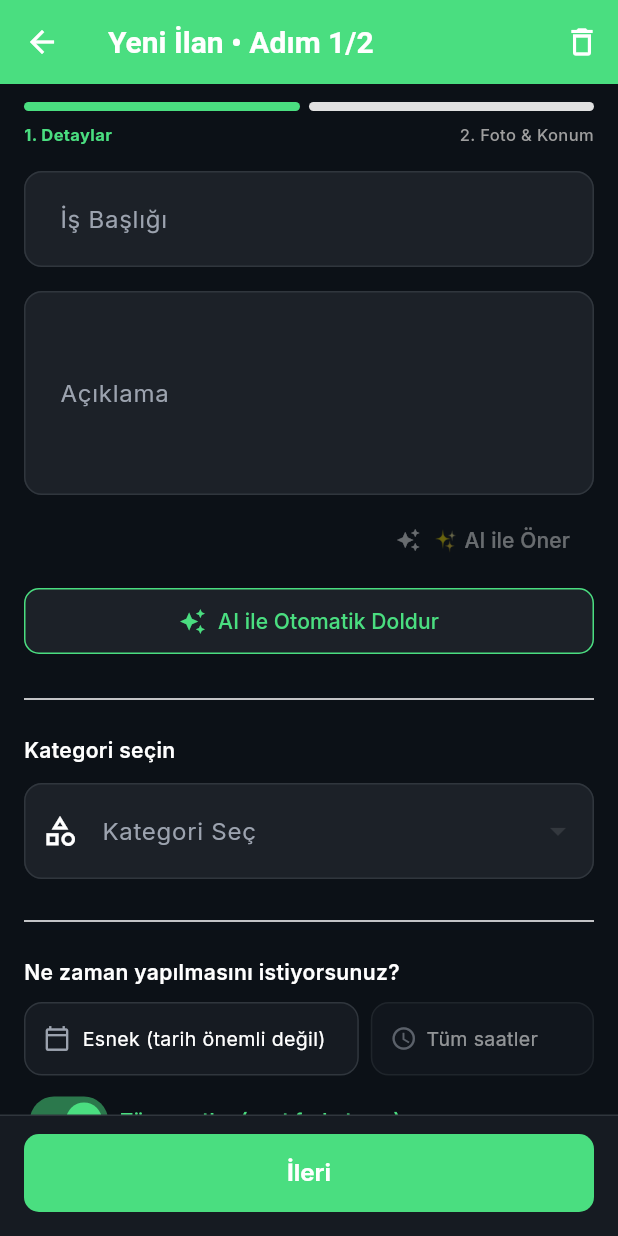
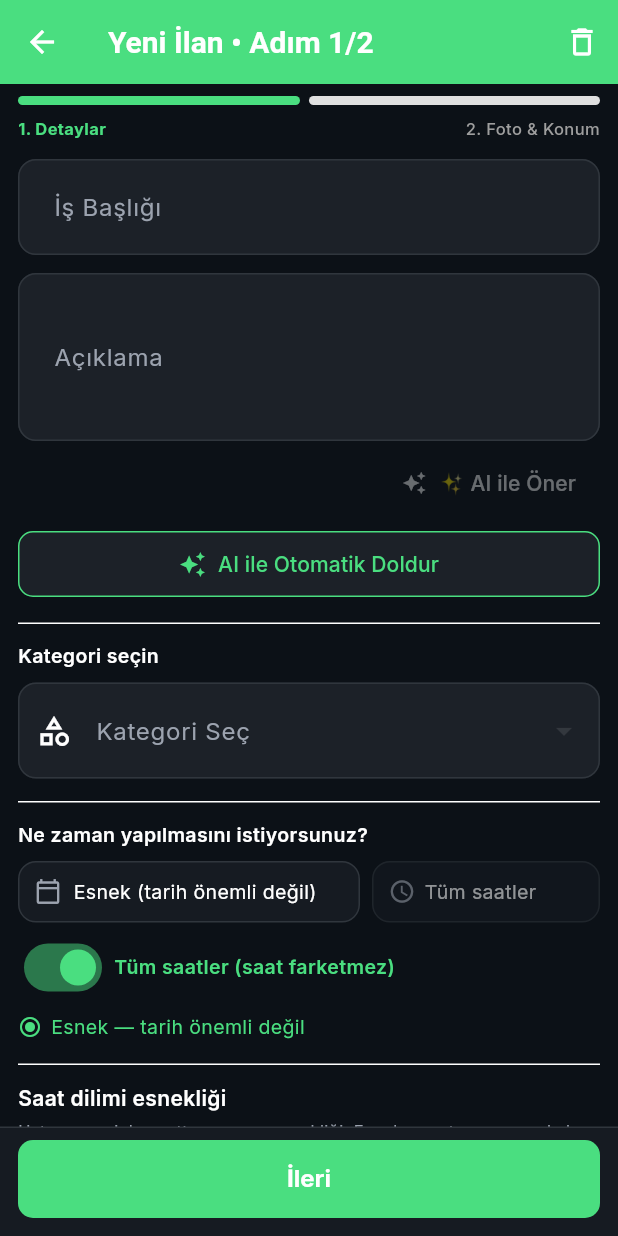
Before and after one commit to omeracet-ai/yapgitsinv2, a Flutter app: the PostJobScreen screen opened by its route, on a phone screen of 412 x 824 dp. Run offline on Flutter 3.47's test engine with Material 3 defaults, Android fonts, the phone set to English and light mode, and no system bars; our stand-ins replace cached_network_image, chewie, dio, equatable, file_picker, firebase_auth and 25 more; missing offline and left inert: mobile_scanner, record; accounts and stored records are empty; network calls fail.

Commit message:
style(phase-286): compact ilan-ver wizard by ~25%
- PostJobStep1 + PostJobStep2 scroll padding 16/8/16/24 → 12/6/12/18
- JobWizardProgress padding 16/12/16/8 → 12/8/12/6
- _buildStep1Body block gaps 20/divider/16 → 15/divider/12, font 14→13,
  header gap 12→8
- _buildTitleDescSection: title→desc gap 16→12, maxLines 4→3, AI button
  gap 6→4
- _buildStep2Body: section gap 20/16 → 15/12, font 14→13, helper 11→10,
  intra-section gap 10→8, location header gap 4→3
- DueDate section: header font 14→13, top gap 10→8, date/time row
  pickers padding 12/14 → 10/10
- Sticky controls: outer padding 16/12/16/16 → 12/8/12/12, button
  vertical padding 14→11

No content removed; only spacing/font compression. Net ≈25% vertical
density gain per step.

Co-Authored-By: Claude Opus 4.7 <noreply@anthropic.com>

```diff
--- a/hizmet_app/lib/features/jobs/presentation/screens/post_job_screen.dart
+++ b/hizmet_app/lib/features/jobs/presentation/screens/post_job_screen.dart
@@ -459,7 +459,7 @@ class _PostJobScreenState extends ConsumerState<PostJobScreen> {
   Widget _buildStickyControls() {
     final isLastStep = _currentStep == 1;
     return Container(
-      padding: const EdgeInsets.fromLTRB(16, 12, 16, 16),
+      padding: const EdgeInsets.fromLTRB(12, 8, 12, 12),
       decoration: BoxDecoration(
         color: AppColors.surface,
         border: Border(top: BorderSide(color: AppColors.border)),
@@ -478,7 +478,7 @@ class _PostJobScreenState extends ConsumerState<PostJobScreen> {
                   style: OutlinedButton.styleFrom(
                     foregroundColor: AppColors.primary,
                     side: const BorderSide(color: AppColors.primary),
-                    padding: const EdgeInsets.symmetric(vertical: 14),
+                    padding: const EdgeInsets.symmetric(vertical: 11),
                     shape: RoundedRectangleBorder(
                         borderRadius: BorderRadius.circular(10)),
                   ),
@@ -493,7 +493,7 @@ class _PostJobScreenState extends ConsumerState<PostJobScreen> {
                 style: ElevatedButton.styleFrom(
                   backgroundColor: AppColors.primary,
                   foregroundColor: Colors.white,
-                  padding: const EdgeInsets.symmetric(vertical: 14),
+                  padding: const EdgeInsets.symmetric(vertical: 11),
                   shape: RoundedRectangleBorder(
                       borderRadius: BorderRadius.circular(10)),
                 ),
@@ -608,31 +608,32 @@ class _PostJobScreenState extends ConsumerState<PostJobScreen> {
   Widget _buildStep1Body() {
     // Phase 284 — Adım 1: Başlık + Açıklama + Kategori + Tarih + Zaman + Bütçe.
     // Adım 2'de yalnızca Foto/Video + Konum kalır.
+    // Phase 286 — dikey ekran kullanımı ~%25 sıkıştırıldı (15/12 düzeni 20/16'nın yerine).
     return Column(
       crossAxisAlignment: CrossAxisAlignment.stretch,
       children: [
         _buildTitleDescSection(),
-        const SizedBox(height: 20),
-        const Divider(),
-        const SizedBox(height: 16),
+        const SizedBox(height: 15),
+        const Divider(height: 1),
+        const SizedBox(height: 12),
         Text(AppLocalizations.of(context).postJobCategorySelect,
             style: TextStyle(
-                fontSize: 14,
+                fontSize: 13,
                 fontWeight: FontWeight.w600,
                 color: AppColors.textPrimary)),
+        const SizedBox(height: 8),
+        _buildCategoryGrid(),
+        const SizedBox(height: 15),
+        const Divider(height: 1),
         const SizedBox(height: 12),
-        _buildCategoryGrid(),
-        const SizedBox(height: 20),
-        const Divider(),
-        const SizedBox(height: 16),
         _buildDueDateSection(),
-        const SizedBox(height: 20),
-        const Divider(),
-        const SizedBox(height: 16),
+        const SizedBox(height: 15),
+        const Divider(height: 1),
+        const SizedBox(height: 12),
         _buildScheduleFlexSection(),
-        const SizedBox(height: 20),
-        const Divider(),
-        const SizedBox(height: 16),
+        const SizedBox(height: 15),
+        const Divider(height: 1),
+        const SizedBox(height: 12),
         _buildBudgetSection(),
       ],
     );
@@ -764,9 +765,9 @@ class _PostJobScreenState extends ConsumerState<PostJobScreen> {
       crossAxisAlignment: CrossAxisAlignment.start,
       children: [
         Text('Ne zaman yapılmasını istiyorsunuz?',
-            style: TextStyle(fontSize: 14, fontWeight: FontWeight.w600,
+            style: TextStyle(fontSize: 13, fontWeight: FontWeight.w600,
                 color: AppColors.textPrimary)),
-        const SizedBox(height: 10),
+        const SizedBox(height: 8),
         Row(
           crossAxisAlignment: CrossAxisAlignment.start,
           children: [
@@ -776,7 +777,7 @@ class _PostJobScreenState extends ConsumerState<PostJobScreen> {
               child: GestureDetector(
                 onTap: _pickDueDate,
                 child: Container(
-                  padding: const EdgeInsets.symmetric(horizontal: 12, vertical: 14),
+                  padding: const EdgeInsets.symmetric(horizontal: 10, vertical: 10),
                   decoration: BoxDecoration(
                     color: _dueDate != null ? AppColors.primaryLight : AppColors.surface,
                     border: Border.all(
@@ -819,7 +820,7 @@ class _PostJobScreenState extends ConsumerState<PostJobScreen> {
                 child: Opacity(
                   opacity: _anyTime ? 0.55 : 1,
                   child: Container(
-                    padding: const EdgeInsets.symmetric(horizontal: 12, vertical: 14),
+                    padding: const EdgeInsets.symmetric(horizontal: 10, vertical: 10),
                     decoration: BoxDecoration(
                       color: timeActive ? AppColors.primaryLight : AppColors.surface,
                       border: Border.all(
@@ -920,14 +921,14 @@ class _PostJobScreenState extends ConsumerState<PostJobScreen> {
               hintText: AppLocalizations.of(context).postJobTitleHint),
           validator: (v) => v?.isEmpty ?? true ? AppLocalizations.of(context).fieldRequired : null,
         ),
-        const SizedBox(height: 16),
+        const SizedBox(height: 12),
         TextFormField(
           controller: _descController,
-          maxLines: 4,
+          maxLines: 3,
           decoration: InputDecoration(labelText: AppLocalizations.of(context).postJobDescription),
           validator: (v) => v?.isEmpty ?? true ? AppLocalizations.of(context).fieldRequired : null,
         ),
-        const SizedBox(height: 6),
+        const SizedBox(height: 4),
         Align(
           alignment: Alignment.centerRight,
           child: TextButton.icon(
@@ -1308,41 +1309,35 @@ class _PostJobScreenState extends ConsumerState<PostJobScreen> {
       crossAxisAlignment: CrossAxisAlignment.stretch,
       children: [
         Text('Fotoğraf & Video',
-            style: TextStyle(fontSize: 14, fontWeight: FontWeight.w600,
+            style: TextStyle(fontSize: 13, fontWeight: FontWeight.w600,
                 color: AppColors.textPrimary)),
-        const SizedBox(height: 10),
+        const SizedBox(height: 8),
         JobPhotoPicker(
           initialFiles: _selectedPhotos,
           onChanged: (files) => setState(() => _selectedPhotos = files),
         ),
-        // Video upload UI hidden — restore by uncommenting below.
-        // const SizedBox(height: 16),
-        // JobVideoPicker(
-        //   initialFiles: _selectedVideos,
-        //   onChanged: (files) => setState(() => _selectedVideos = files),
-        // ),
-        const SizedBox(height: 20),
-        const Divider(),
-        const SizedBox(height: 16),
+        const SizedBox(height: 15),
+        const Divider(height: 1),
+        const SizedBox(height: 12),
         Row(
           children: [
             Text(AppLocalizations.of(context).postJobLocation,
-                style: TextStyle(fontSize: 14, fontWeight: FontWeight.w600,
+                style: TextStyle(fontSize: 13, fontWeight: FontWeight.w600,
                     color: AppColors.textPrimary)),
             const SizedBox(width: 4),
             const Text('*',
                 style: TextStyle(
-                    fontSize: 14,
+                    fontSize: 13,
                     fontWeight: FontWeight.bold,
                     color: AppColors.error)),
           ],
         ),
-        const SizedBox(height: 4),
+        const SizedBox(height: 3),
         Text(
           'Doğru ustaya hızlı ulaşmak için konum zorunlu — harita pin\'i veya "Konumumu Kullan".',
-          style: TextStyle(fontSize: 11, color: AppColors.textSecondary),
-        ),
-        const SizedBox(height: 10),
+          style: TextStyle(fontSize: 10, color: AppColors.textSecondary),
+        ),
+        const SizedBox(height: 8),
         Row(
           crossAxisAlignment: CrossAxisAlignment.start,
           children: [
@@ -1391,7 +1386,7 @@ class _PostJobScreenState extends ConsumerState<PostJobScreen> {
               ],
             ),
           ),
-        const SizedBox(height: 16),
+        const SizedBox(height: 12),
         Container(
           decoration: BoxDecoration(
             border: Border.all(color: AppColors.border),
--- a/hizmet_app/lib/features/jobs/widgets/job_wizard_progress.dart
+++ b/hizmet_app/lib/features/jobs/widgets/job_wizard_progress.dart
@@ -18,7 +18,7 @@ class JobWizardProgress extends StatelessWidget {
   @override
   Widget build(BuildContext context) {
     return Padding(
-      padding: const EdgeInsets.fromLTRB(16, 12, 16, 8),
+      padding: const EdgeInsets.fromLTRB(12, 8, 12, 6),
       child: Column(
         crossAxisAlignment: CrossAxisAlignment.stretch,
         children: [
--- a/hizmet_app/lib/features/jobs/widgets/post_job_step1.dart
+++ b/hizmet_app/lib/features/jobs/widgets/post_job_step1.dart
@@ -13,7 +13,7 @@ class PostJobStep1 extends StatelessWidget {
   @override
   Widget build(BuildContext context) {
     return SingleChildScrollView(
-      padding: const EdgeInsets.fromLTRB(16, 8, 16, 24),
+      padding: const EdgeInsets.fromLTRB(12, 6, 12, 18),
       child: body,
     );
   }
--- a/hizmet_app/lib/features/jobs/widgets/post_job_step2.dart
+++ b/hizmet_app/lib/features/jobs/widgets/post_job_step2.dart
@@ -10,7 +10,7 @@ class PostJobStep2 extends StatelessWidget {
   @override
   Widget build(BuildContext context) {
     return SingleChildScrollView(
-      padding: const EdgeInsets.fromLTRB(16, 8, 16, 24),
+      padding: const EdgeInsets.fromLTRB(12, 6, 12, 18),
       child: body,
     );
   }
```
